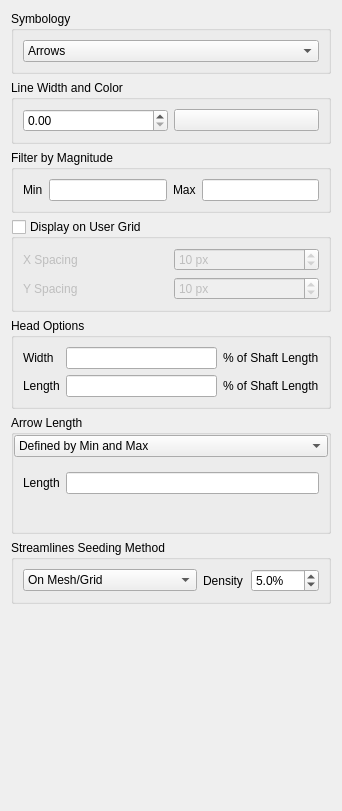
This is src/ui/mesh/qgsmeshrenderervectorsettingswidgetbase.ui in qgis/QGIS as Qt 5 draws it before an edit. The edited form follows.
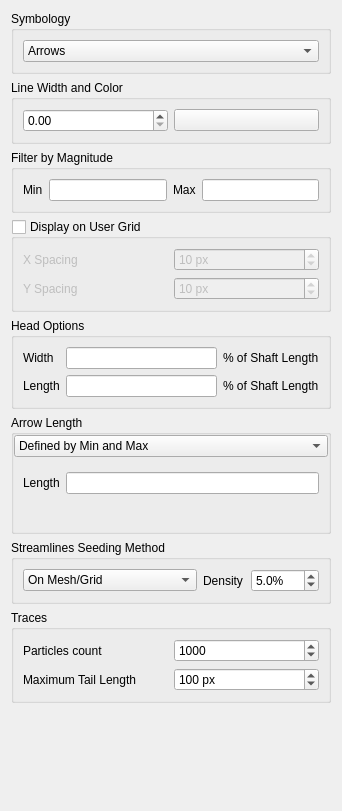
This is the edited form. The open tabs and pages were chosen to show the change. Custom widgets are drawn as their Qt base class.

Commit message:
[FEATURE] Static particle traces for rendering mesh vector dataset
This PR permits to display directly in QGIS static particle traces for vector datasets in mesh layer without any plugin.
The user can choose in the mesh layer properties window :
- the color
- the size of the traces (line width)
- the count of particles
- the maximum length of the particle's tail

Patch:
```diff
--- a/src/ui/mesh/qgsmeshrenderervectorsettingswidgetbase.ui
+++ b/src/ui/mesh/qgsmeshrenderervectorsettingswidgetbase.ui
@@ -398,6 +398,75 @@
      </layout>
     </widget>
    </item>
+   <item>
+    <widget class="QGroupBox" name="mTracesGroupBox">
+     <property name="title">
+      <string>Traces</string>
+     </property>
+     <layout class="QVBoxLayout" name="verticalLayout_6">
+      <item>
+       <layout class="QHBoxLayout" name="horizontalLayout_6">
+        <property name="topMargin">
+         <number>0</number>
+        </property>
+        <item>
+         <widget class="QLabel" name="label_2">
+          <property name="text">
+           <string>Particles count</string>
+          </property>
+         </widget>
+        </item>
+        <item>
+         <widget class="QSpinBox" name="mTracesParticlesCountSpinBox">
+          <property name="maximum">
+           <number>1000000</number>
+          </property>
+          <property name="singleStep">
+           <number>100</number>
+          </property>
+          <property name="value">
+           <number>1000</number>
+          </property>
+         </widget>
+        </item>
+       </layout>
+      </item>
+      <item>
+       <layout class="QHBoxLayout" name="horizontalLayout_7">
+        <property name="topMargin">
+         <number>0</number>
+        </property>
+        <item>
+         <widget class="QLabel" name="label_3">
+          <property name="text">
+           <string>Maximum Tail Length</string>
+          </property>
+         </widget>
+        </item>
+        <item>
+         <widget class="QSpinBox" name="mTracesMaxLengthSpinBox">
+          <property name="suffix">
+           <string> px</string>
+          </property>
+          <property name="minimum">
+           <number>1</number>
+          </property>
+          <property name="maximum">
+           <number>999999999</number>
+          </property>
+          <property name="singleStep">
+           <number>10</number>
+          </property>
+          <property name="value">
+           <number>100</number>
+          </property>
+         </widget>
+        </item>
+       </layout>
+      </item>
+     </layout>
+    </widget>
+   </item>
    <item>
     <spacer name="verticalSpacer">
      <property name="orientation">
```
Left out of the diff: 9 changed lines with no effect on the pictures. The commit also changes 10 other files.
